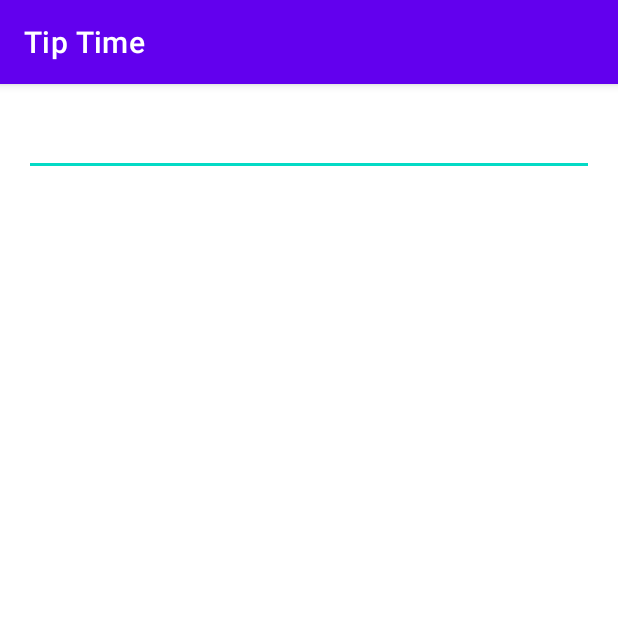
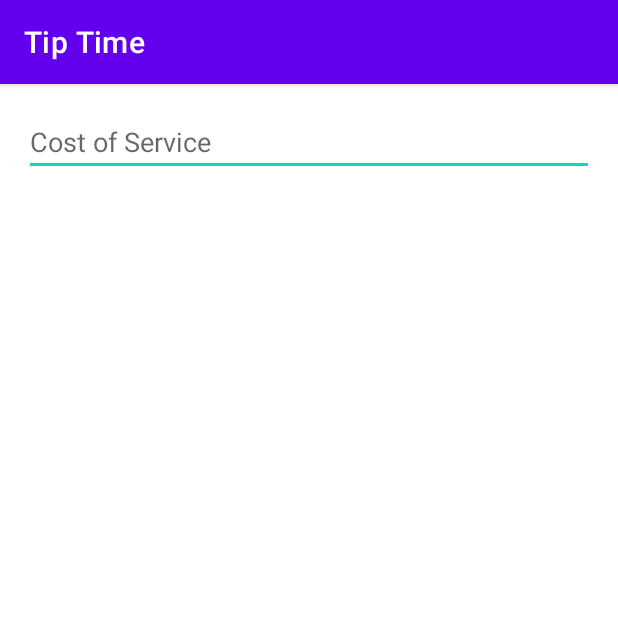
Before and after one commit to Lillaley/Tip_Time, an Android app: the screen it shows after launch (MainActivity), on a phone screen of 412 x 824 dp, the top half of it. Run offline under Robolectric (Android 15) with nearby library versions, the phone set to English and light mode, and no system bars.

```diff
--- a/app/src/main/res/layout/activity_main.xml
+++ b/app/src/main/res/layout/activity_main.xml
@@ -14,5 +14,7 @@
         android:layout_width="match_parent"
         app:layout_constraintStart_toStartOf="parent"
         app:layout_constraintTop_toTopOf="parent"
-        android:inputType="text"/>
+        android:inputType="numberDecimal"
+        android:hint="Cost of Service"/>
+
 </androidx.constraintlayout.widget.ConstraintLayout>
```
